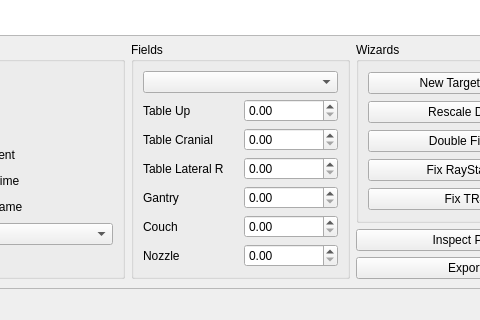
nbassler/dicomfix, file dicomfix/gui/main_window.ui: the form before one commit; both pictures show x 113 to 593 and y 308 to 628 of the 707 by 628 pixel window.
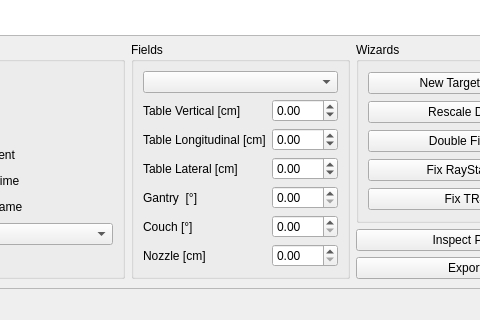
The form after the commit. Icons and pictures are not drawn.

Patch:
```diff
--- a/dicomfix/gui/main_window.ui
+++ b/dicomfix/gui/main_window.ui
@@ -137,30 +137,42 @@
                   <item row="1" column="0">
                    <widget class="QLabel" name="label_2">
                     <property name="text">
-                     <string>Table Cranial</string>
+                     <string>Table Longitudinal [cm]</string>
                     </property>
                    </widget>
                   </item>
                   <item row="0" column="1">
-                   <widget class="QDoubleSpinBox" name="doubleSpinBox"/>
+                   <widget class="QDoubleSpinBox" name="doubleSpinBox_table_vertical">
+                    <property name="minimum">
+                     <double>-99.000000000000000</double>
+                    </property>
+                   </widget>
                   </item>
                   <item row="0" column="0">
                    <widget class="QLabel" name="label">
                     <property name="text">
-                     <string>Table Up</string>
+                     <string>Table Vertical [cm]</string>
                     </property>
                    </widget>
                   </item>
                   <item row="2" column="1">
-                   <widget class="QDoubleSpinBox" name="doubleSpinBox_3"/>
+                   <widget class="QDoubleSpinBox" name="doubleSpinBox_table_lateral">
+                    <property name="minimum">
+                     <double>-99.000000000000000</double>
+                    </property>
+                   </widget>
                   </item>
                   <item row="1" column="1">
-                   <widget class="QDoubleSpinBox" name="doubleSpinBox_2"/>
+                   <widget class="QDoubleSpinBox" name="doubleSpinBox_table_longitudinal">
+                    <property name="minimum">
+                     <double>-99.000000000000000</double>
+                    </property>
+                   </widget>
                   </item>
                   <item row="2" column="0">
                    <widget class="QLabel" name="label_3">
                     <property name="text">
-                     <string>Table Lateral R</string>
+                     <string>Table Lateral [cm]</string>
                     </property>
                    </widget>
                   </item>
@@ -177,7 +189,7 @@
                   <item row="3" column="0">
                    <widget class="QLabel" name="label_4">
                     <property name="text">
-                     <string>Gantry</string>
+                     <string>Gantry  [°]</string>
                     </property>
                    </widget>
                   </item>
@@ -187,19 +199,23 @@
                   <item row="4" column="0">
                    <widget class="QLabel" name="label_5">
                     <property name="text">
-                     <string>Couch</string>
+                     <string>Couch [°]</string>
                     </property>
                    </widget>
                   </item>
                   <item row="5" column="0">
                    <widget class="QLabel" name="label_6">
                     <property name="text">
-                     <string>Nozzle</string>
+                     <string>Nozzle [cm]</string>
                     </property>
                    </widget>
                   </item>
                   <item row="5" column="1">
-                   <widget class="QDoubleSpinBox" name="doubleSpinBox_6"/>
+                   <widget class="QDoubleSpinBox" name="doubleSpinBox_nozzle_position">
+                    <property name="maximum">
+                     <double>250.000000000000000</double>
+                    </property>
+                   </widget>
                   </item>
                  </layout>
                 </item>
```
Left out of the diff: 54 changed lines with no effect on the pictures.
